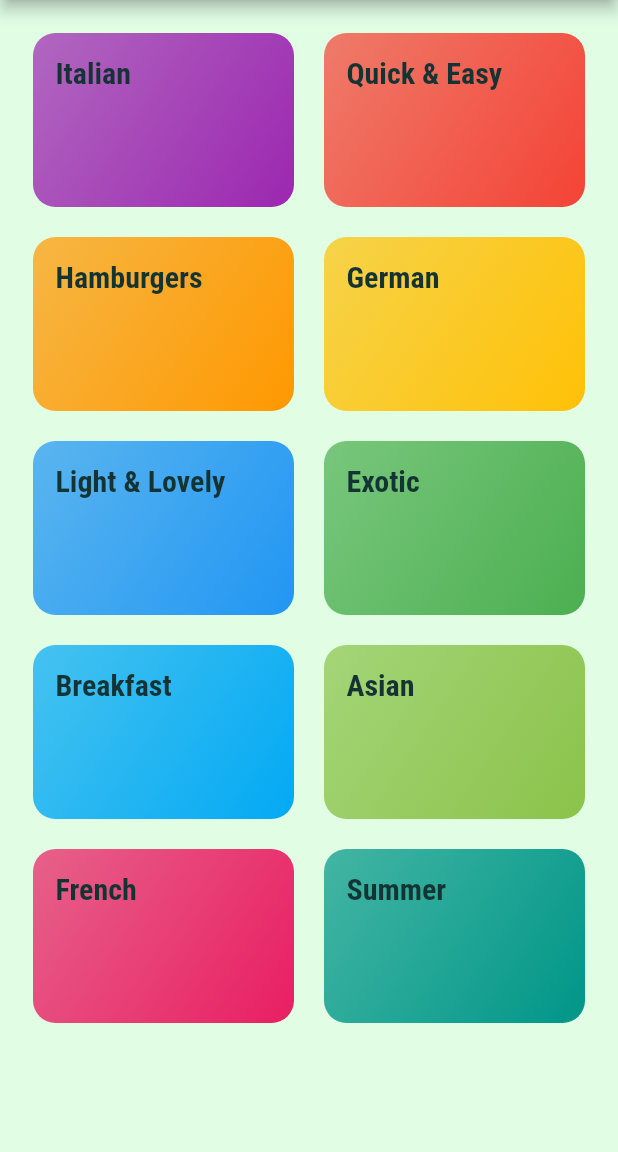
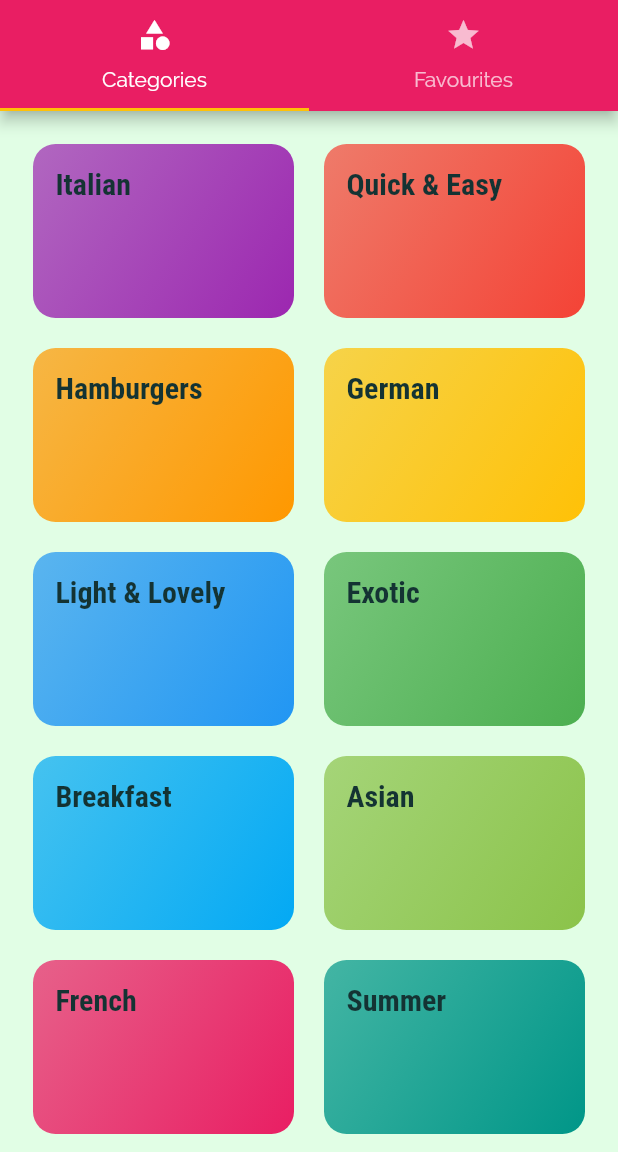
Before and after one commit to iamartyaa/HappyMeals-App, a Flutter app: the screen it shows after launch, on a phone screen of 412 x 824 dp, the part 84-1236 px from its top. Run offline on Flutter 3.47's test engine with Material 2 defaults, Android fonts, the light colour scheme and no system bars.

Commit message:
Adding a Top TabBar

```diff
--- a/lib/main.dart
+++ b/lib/main.dart
@@ -1,5 +1,6 @@
 import 'package:flutter/material.dart';
 import 'package:happymeals/screens/meal_detail_screen.dart';
+import 'package:happymeals/screens/tabs_screen.dart';
 import 'screens/categories_screen.dart';
 import 'screens/category_meals_screen.dart';
 
@@ -29,7 +30,7 @@ class MyApp extends StatelessWidget {
       //home: const CategoriesScreen(),
       //initialRoute: ,
       routes: {
-        '/': (context) => CategoriesScreen(),
+        '/': (context) => TabsScreen(),
         //'/category-meals':(context) => CategoryMealsScreen(),
         CategoryMealsScreen.routeName :(context) => CategoryMealsScreen(),
         MealDetailScreen.routeName:(context) => MealDetailScreen(),
--- a/lib/screens/categories_screen.dart
+++ b/lib/screens/categories_screen.dart
@@ -8,11 +8,7 @@ class CategoriesScreen extends StatelessWidget {
 
   @override
   Widget build(BuildContext context) {
-    return Scaffold(
-      appBar: AppBar(
-        title: const Text('HappyMeals'),
-      ),
-      body: GridView(
+    return GridView(
         padding: const EdgeInsets.all(22),
         children: [
           ...DUMMY_CATEGORIES.map((catData) {
@@ -25,7 +21,6 @@ class CategoriesScreen extends StatelessWidget {
           crossAxisSpacing: 20,
           mainAxisSpacing: 20,
         ),
-      ),
-    );
+      );
   }
 }
--- /dev/null
+++ b/lib/screens/favourites_screen.dart
@@ -0,0 +1,12 @@
+import 'package:flutter/material.dart';
+
+class FavouritesScreen extends StatelessWidget {
+  const FavouritesScreen({ Key? key }) : super(key: key);
+
+  @override
+  Widget build(BuildContext context) {
+    return Center(
+      child: Text('Hello Fav'),
+    );
+  }
+}
--- /dev/null
+++ b/lib/screens/tabs_screen.dart
@@ -0,0 +1,41 @@
+import 'package:flutter/material.dart';
+import 'package:happymeals/screens/categories_screen.dart';
+import 'package:happymeals/screens/favourites_screen.dart';
+
+class TabsScreen extends StatefulWidget {
+  const TabsScreen({Key? key}) : super(key: key);
+
+  @override
+  _TabsScreenState createState() => _TabsScreenState();
+}
+
+class _TabsScreenState extends State<TabsScreen> {
+  @override
+  Widget build(BuildContext context) {
+    return DefaultTabController(
+      length: 2,
+      initialIndex: 0,
+      child: Scaffold(
+        appBar: AppBar(
+          title: const Text('HappyMeals'),
+          bottom: const TabBar(
+            tabs: [
+              Tab(
+                icon: Icon(Icons.category),
+                text: 'Categories',
+              ),
+              Tab(
+                icon: Icon(Icons.star),
+                text: 'Favourites',
+              )
+            ],
+          ),
+        ),
+        body: const TabBarView(children: [
+          CategoriesScreen(),
+          FavouritesScreen(),
+        ]),
+      ),
+    );
+  }
+}
```
